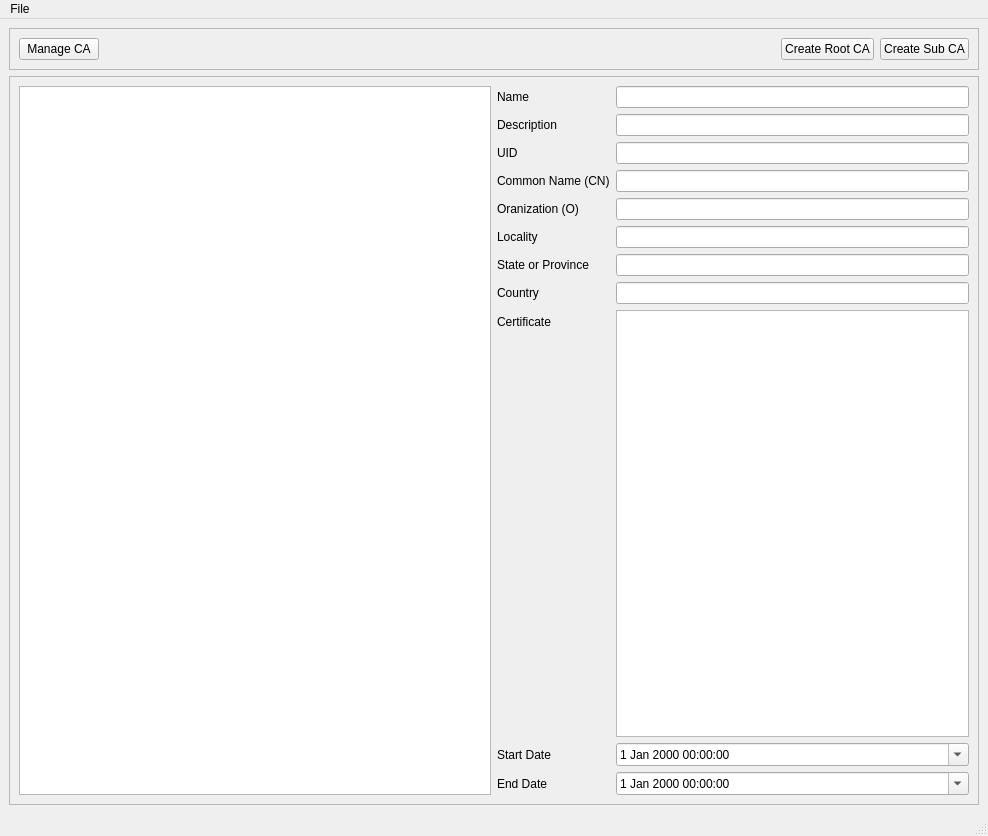
Above: MultiCA.ui from robobeaver6/MultiCA before the change. Below: the same form after it.
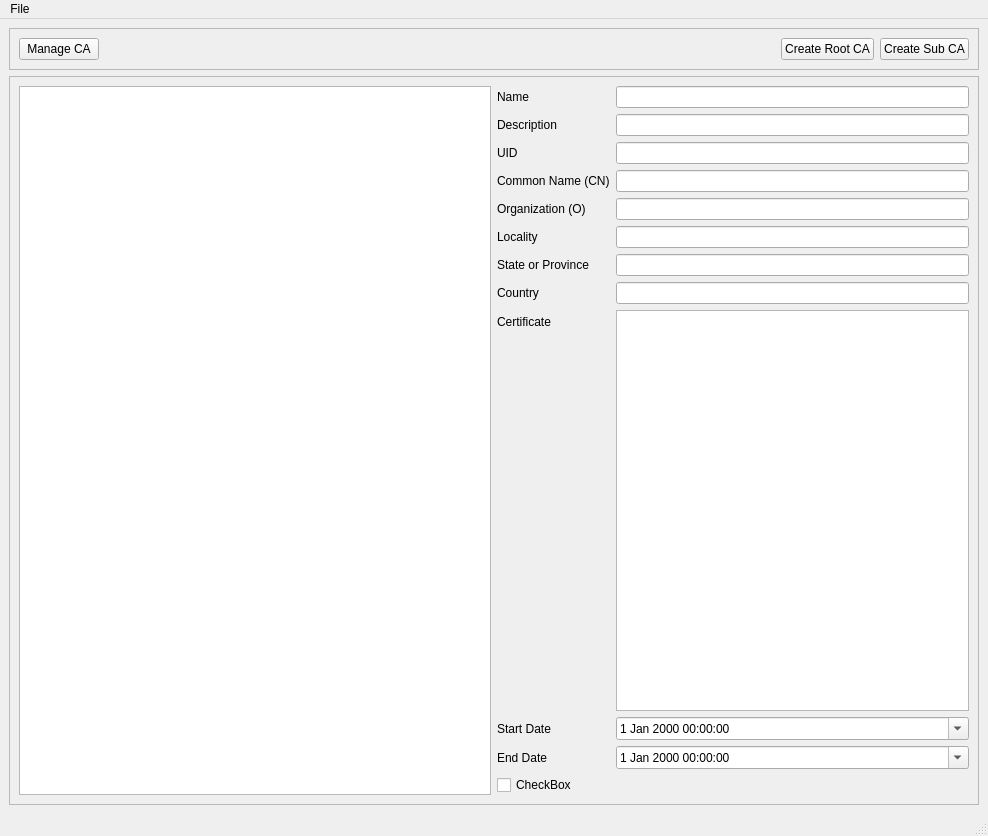
That is the form after the change.

Commit message: Debugging Column Count

```diff
--- a/MultiCA.ui
+++ b/MultiCA.ui
@@ -156,7 +156,7 @@
          <item row="4" column="0">
           <widget class="QLabel" name="label_10">
            <property name="text">
-            <string>Oranization (O)</string>
+            <string>Organization (O)</string>
            </property>
           </widget>
          </item>
@@ -241,6 +241,13 @@
            </property>
           </widget>
          </item>
+         <item row="11" column="0">
+          <widget class="QCheckBox" name="checkBox">
+           <property name="text">
+            <string>CheckBox</string>
+           </property>
+          </widget>
+         </item>
         </layout>
        </item>
       </layout>
```
Left out of the diff: 31 changed lines with no effect on the pictures. The commit also changes 2 other files.
